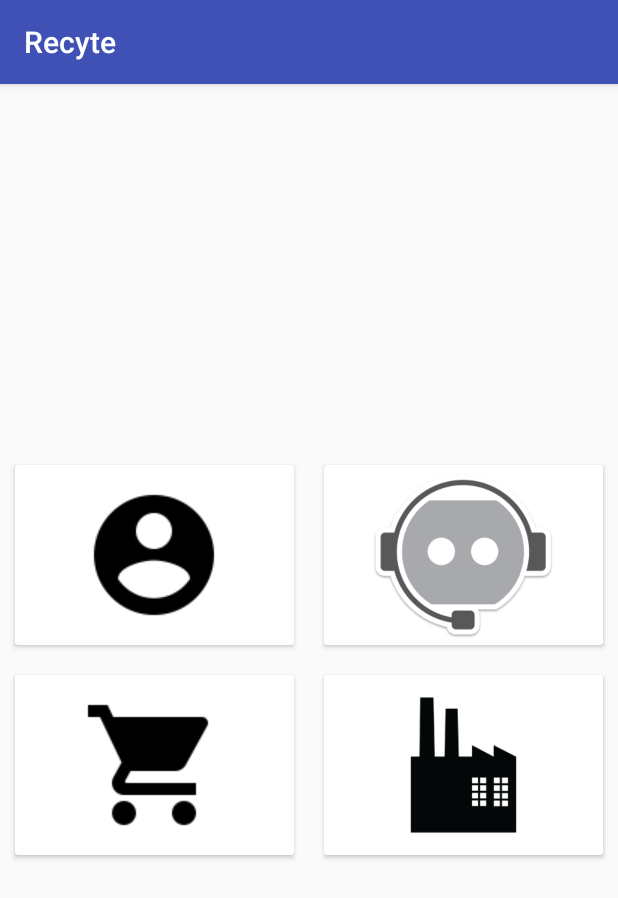
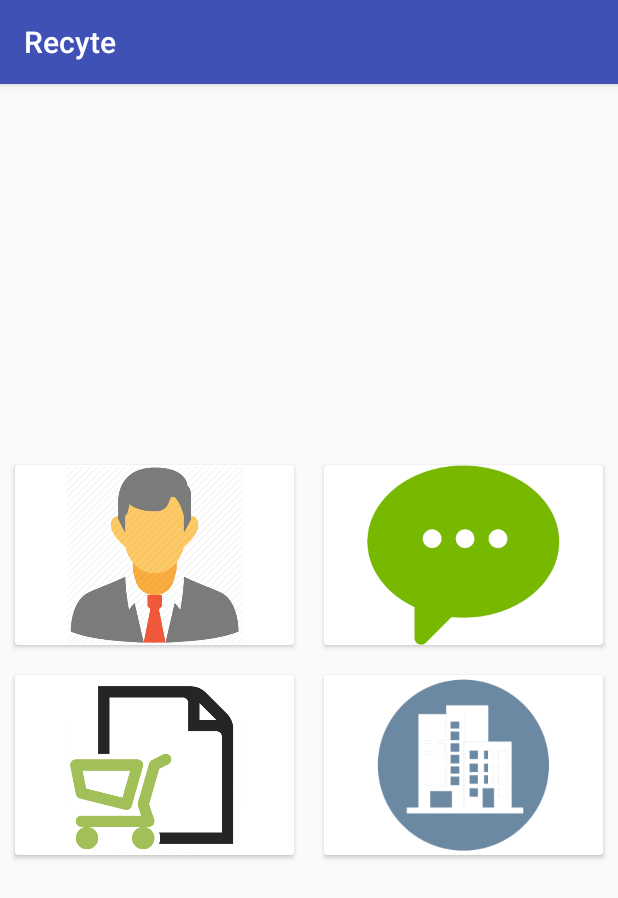
Before and after one commit to PattanAsifKhan/Recyte-IIITD-Hackthon, an Android app: the screen it shows after launch once a user with an empty profile is signed in (DashBoardActivity), on a phone screen of 412 x 824 dp. Shown: the top 898 px of the screen. Run offline under Robolectric (Android 15) with nearby library versions, the phone set to English and light mode, and no system bars; our stand-ins replace Firebase (no records; nobody signed in at launch, a user with empty details on screens opened directly).

Commit message:
background

```diff
--- a/app/src/main/res/layout/activity_bot.xml
+++ b/app/src/main/res/layout/activity_bot.xml
@@ -3,6 +3,7 @@
     xmlns:tools="http://schemas.android.com/tools"
     android:layout_width="match_parent"
     android:layout_height="match_parent"
+    android:background="@drawable/bg1"
     android:orientation="vertical"
     tools:context="tech.geeksquad.recyte.BotActivity">
 
--- a/app/src/main/res/layout/activity_dash_board.xml
+++ b/app/src/main/res/layout/activity_dash_board.xml
@@ -5,6 +5,7 @@
     android:layout_height="match_parent"
     android:gravity="center"
     android:orientation="vertical"
+
     tools:context="tech.geeksquad.recyte.DashBoardActivity">
 
 
@@ -13,6 +14,7 @@
         android:layout_height="wrap_content">
 
         <android.support.v7.widget.CardView
+
             android:id="@+id/logo"
             android:layout_width="0dp"
             android:layout_height="120dp"
@@ -20,13 +22,16 @@
             android:layout_weight="1"
             android:onClick="profile">
 
+            <LinearLayout
+                android:layout_width="wrap_content"
+                android:layout_height="wrap_content">
+
             <ImageView
                 android:layout_width="wrap_content"
                 android:layout_height="wrap_content"
                 android:layout_gravity="center"
-                android:src="@drawable/profile" />
-
-
+                android:src="@drawable/p3" />
+            </LinearLayout>
         </android.support.v7.widget.CardView>
 
         <android.support.v7.widget.CardView
@@ -37,11 +42,15 @@
             android:layout_weight="1"
             android:elevation="3dp"
             android:onClick="bot">
+            <LinearLayout
+                android:layout_width="wrap_content"
+                android:layout_height="wrap_content">
 
             <ImageView
                 android:layout_width="wrap_content"
                 android:layout_height="wrap_content"
-                android:src="@drawable/bot" />
+                android:src="@drawable/c1" />
+            </LinearLayout>
 
         </android.support.v7.widget.CardView>
 
@@ -58,12 +67,16 @@
             android:layout_weight="1"
             android:onClick="orders">
 
+            <LinearLayout
+                android:layout_width="wrap_content"
+                android:layout_height="wrap_content">
+
             <ImageView
                 android:layout_width="wrap_content"
                 android:layout_height="wrap_content"
                 android:layout_gravity="center"
-                android:src="@drawable/orders" />
-
+                android:src="@drawable/o1" />
+            </LinearLayout>
 
         </android.support.v7.widget.CardView>
 
@@ -79,7 +92,7 @@
                 android:layout_width="wrap_content"
                 android:layout_height="wrap_content"
                 android:layout_gravity="center"
-                android:src="@drawable/industry" />
+                android:src="@drawable/i1" />
 
 
         </android.support.v7.widget.CardView>
--- a/app/src/main/res/layout/activity_login.xml
+++ b/app/src/main/res/layout/activity_login.xml
@@ -5,6 +5,7 @@
     android:layout_height="match_parent"
     android:gravity="center"
     android:orientation="vertical"
+    android:background="@drawable/bg2"
     android:padding="20dp"
     tools:context="tech.geeksquad.recyte.LoginActivity">
 
@@ -13,6 +14,7 @@
         android:layout_width="match_parent"
         android:layout_height="wrap_content"
         android:hint="Email"
+        android:textColorHint="#000"
         android:inputType="textEmailAddress" />
 
     <EditText
@@ -20,6 +22,7 @@
         android:layout_width="match_parent"
         android:layout_height="wrap_content"
         android:hint="Password"
+        android:textColorHint="#000"
         android:inputType="textPassword" />
 
     <Button
@@ -27,6 +30,8 @@
         android:layout_width="match_parent"
         android:layout_height="wrap_content"
         android:onClick="login"
+        android:textColor="#000"
+        android:background="#fff"
         android:text="@string/login" />
 
 </LinearLayout>
```
Also changed, not shown: app/src/main/res/drawable/accounticon.png (added), app/src/main/res/drawable/bg1.jpg (added), app/src/main/res/drawable/bg2.jpg (added), app/src/main/res/drawable/c1.png (added), app/src/main/res/drawable/cart.png (added), app/src/main/res/drawable/i1.png (added), app/src/main/res/drawable/o1.png (added), app/src/main/res/drawable/p2.png (added), app/src/main/res/drawable/p3.png (added), app/src/main/res/drawable/profile1.png (added), app/src/main/res/drawable/unnamed.png (added), app/src/main/res/drawable/women.png (added).
